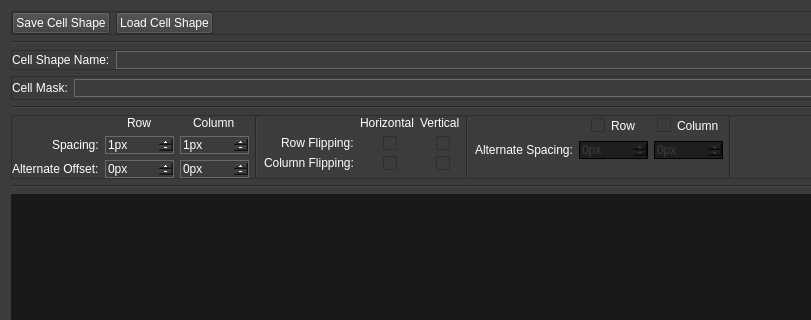
This is src/gui/cellshapeeditor.ui in MorganGrundy/MosaicMagnifique as Qt 5 draws it before an edit; both pictures show x 0 to 811 and y 0 to 320 of the 1080 by 720 pixel window. The edited form follows.
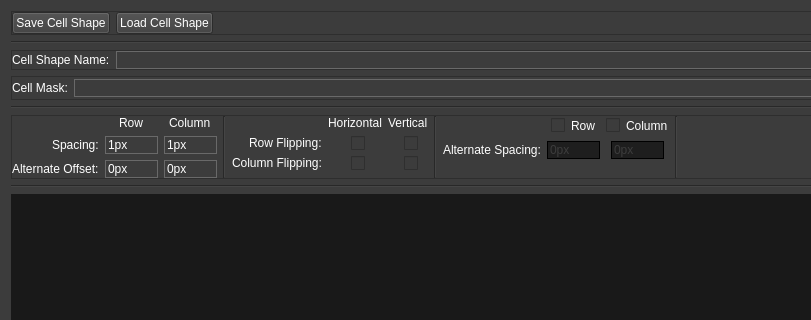
This is the edited form. Custom widgets are drawn as their Qt base class.

Commit message:
Disabled buttons on spinboxes.
Found no way to really disable the click-and-hold functionality on
spinbox buttons, and they weren't really that useful in this case so
just disabled the buttons. (#19)

Left buttons on repeat range and repeat addition spinboxes as all they
do is set a variable.

Solution not ideal for HalvingSpinBox.

What changed in the file:
```diff
--- a/src/gui/cellshapeeditor.ui
+++ b/src/gui/cellshapeeditor.ui
@@ -289,7 +289,10 @@
 }</string>
           </property>
           <property name="buttonSymbols">
-           <enum>QAbstractSpinBox::PlusMinus</enum>
+           <enum>QAbstractSpinBox::NoButtons</enum>
+          </property>
+          <property name="keyboardTracking">
+           <bool>false</bool>
           </property>
           <property name="suffix">
            <string>px</string>
@@ -335,7 +338,10 @@
 }</string>
           </property>
           <property name="buttonSymbols">
-           <enum>QAbstractSpinBox::PlusMinus</enum>
+           <enum>QAbstractSpinBox::NoButtons</enum>
+          </property>
+          <property name="keyboardTracking">
+           <bool>false</bool>
           </property>
           <property name="suffix">
            <string>px</string>
@@ -365,7 +371,10 @@
 }</string>
           </property>
           <property name="buttonSymbols">
-           <enum>QAbstractSpinBox::PlusMinus</enum>
+           <enum>QAbstractSpinBox::NoButtons</enum>
+          </property>
+          <property name="keyboardTracking">
+           <bool>false</bool>
           </property>
           <property name="suffix">
            <string>px</string>
@@ -408,7 +417,10 @@
 }</string>
           </property>
           <property name="buttonSymbols">
-           <enum>QAbstractSpinBox::PlusMinus</enum>
+           <enum>QAbstractSpinBox::NoButtons</enum>
+          </property>
+          <property name="keyboardTracking">
+           <bool>false</bool>
           </property>
           <property name="suffix">
            <string>px</string>
@@ -651,7 +663,10 @@
 }</string>
           </property>
           <property name="buttonSymbols">
-           <enum>QAbstractSpinBox::PlusMinus</enum>
+           <enum>QAbstractSpinBox::NoButtons</enum>
+          </property>
+          <property name="keyboardTracking">
+           <bool>false</bool>
           </property>
           <property name="suffix">
            <string>px</string>
@@ -716,7 +731,10 @@
 }</string>
           </property>
           <property name="buttonSymbols">
-           <enum>QAbstractSpinBox::PlusMinus</enum>
+           <enum>QAbstractSpinBox::NoButtons</enum>
+          </property>
+          <property name="keyboardTracking">
+           <bool>false</bool>
           </property>
           <property name="suffix">
            <string>px</string>
```
The commit also changes 3 other files.
